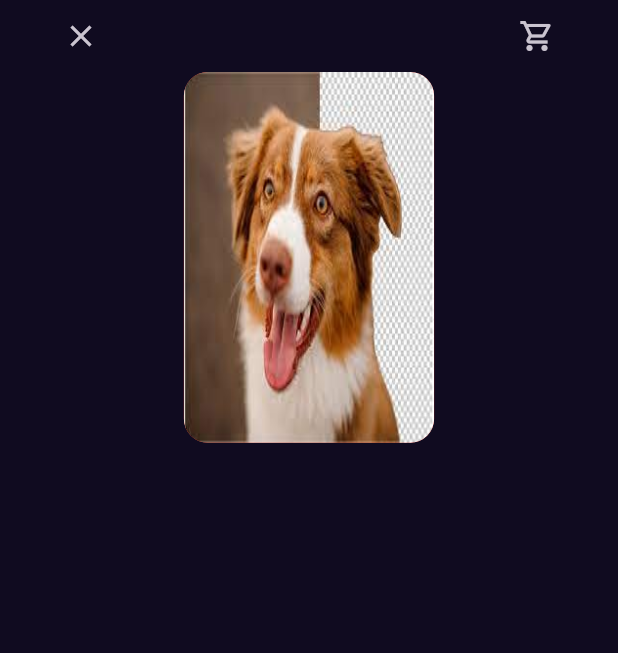
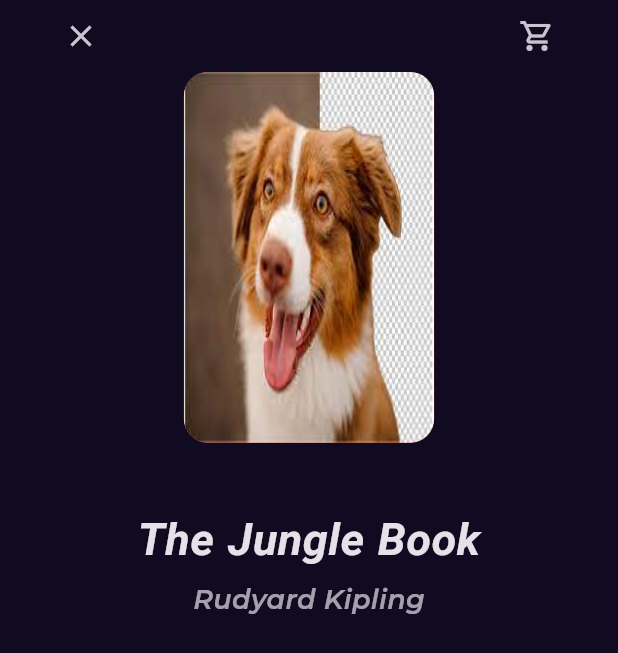
Before and after one commit to EngMohammed123/bookly, a Flutter app: the BookDetailsView screen opened by its route, on a phone screen of 412 x 824 dp. Shown: the top 653 px of the screen. Run offline on Flutter 3.47's test engine with Material 3 defaults, Android fonts, the phone set to English and light mode, and no system bars; our stand-ins replace font_awesome_flutter, go_router, google_fonts.

Commit message:
add title and subtitle to details

```diff
--- a/lib/features/home/presentation/views/widgets/book_details_view_body.dart
+++ b/lib/features/home/presentation/views/widgets/book_details_view_body.dart
@@ -1,5 +1,6 @@
 import 'package:bookly/features/home/index.dart';
 import 'package:bookly/features/home/presentation/views/widgets/custom_book_details_app_bar.dart';
+import 'package:bookly/index.dart';
 import 'package:flutter/material.dart';
 
 class BookDetailsViewBody extends StatelessWidget{
@@ -17,6 +18,28 @@ class BookDetailsViewBody extends StatelessWidget{
             padding: EdgeInsets.symmetric(horizontal: width * 0.1),
             child: const CustomBookImage(),
           ),
+          const SizedBox(
+            height: 43,
+          ),
+          Text(
+            'The Jungle Book',
+            style: Styles.textStyle20.copyWith(
+              fontSize: 30,
+              fontWeight: FontWeight.bold
+            ),
+            ),
+            const SizedBox(
+            height: 6,
+          ),
+            Opacity(
+              opacity: 0.7,
+              child: Text(
+              'Rudyard Kipling',
+              style: Styles.textStyle18.copyWith(
+                fontStyle: FontStyle.italic
+              )
+              ),
+            ),
         ],
       ),
     );
```
